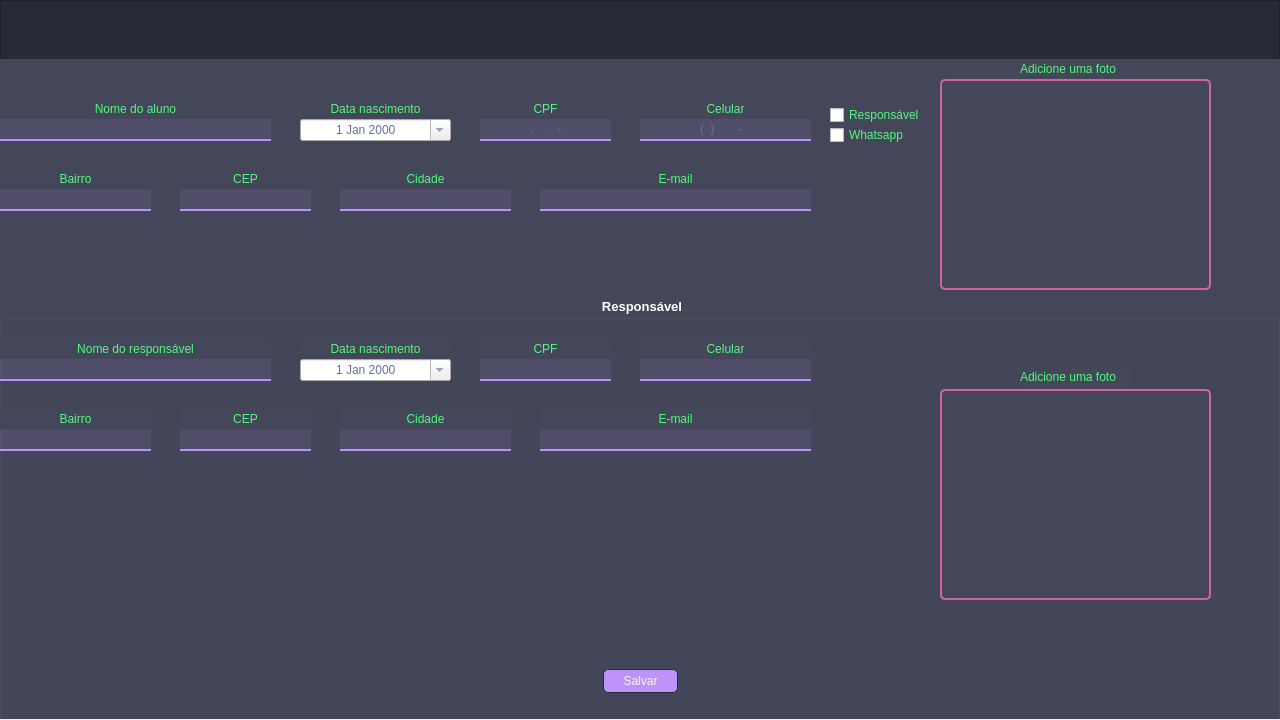
Above: src/ui/aluno.ui from Vi-n1/VGymSystem before the change. Below: the same form after it.
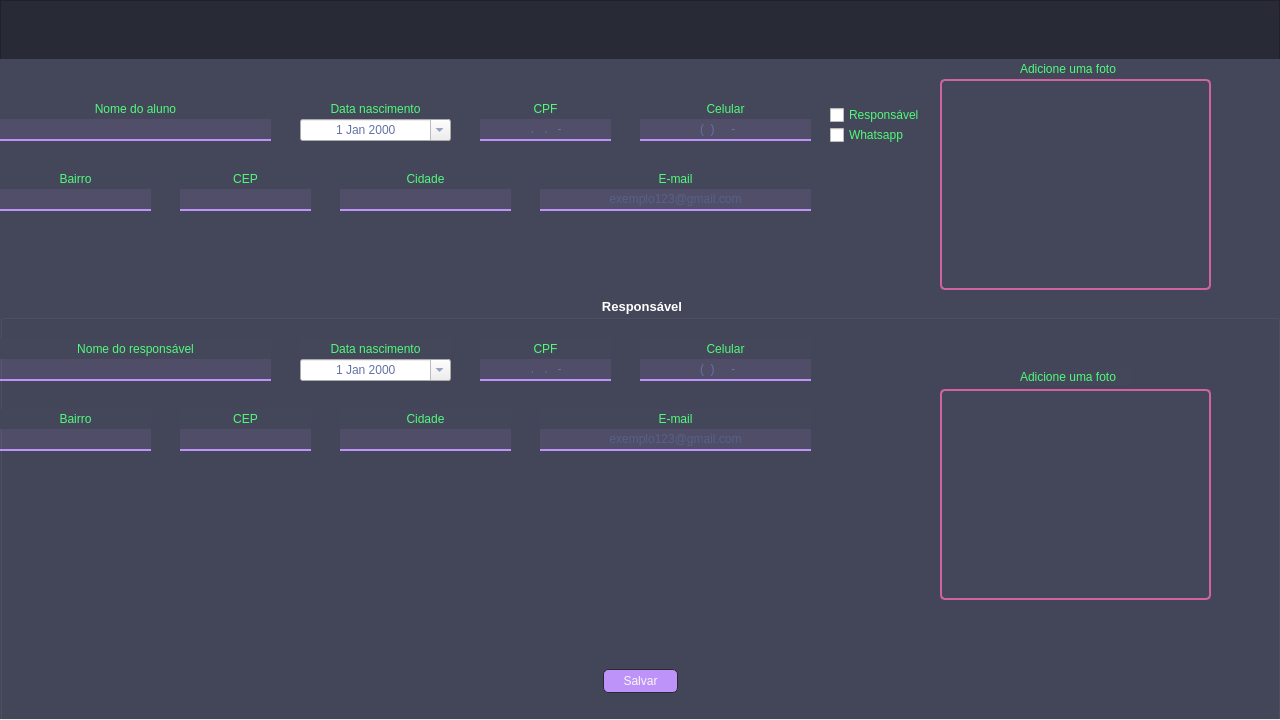
That is the form after the change. The open tabs and pages were chosen to show the change. Icons and pictures are not drawn.

Commit message: novas funcionalidades no banco de dados e na janela aluno

The edit to the form file:
```diff
--- a/src/ui/aluno.ui
+++ b/src/ui/aluno.ui
@@ -517,7 +517,7 @@
         </rect>
        </property>
        <property name="inputMask">
-        <string>(99)9999999-99</string>
+        <string>(99)99999-9999</string>
        </property>
        <property name="text">
         <string notr="true">()-</string>
@@ -716,6 +716,9 @@
        <property name="alignment">
         <set>Qt::AlignCenter</set>
        </property>
+       <property name="placeholderText">
+        <string>exemplo123@gmail.com</string>
+       </property>
       </widget>
       <widget class="QGroupBox" name="groupBox">
        <property name="geometry">
@@ -923,6 +926,12 @@
           <height>22</height>
          </rect>
         </property>
+        <property name="inputMethodHints">
+         <set>Qt::ImhNone</set>
+        </property>
+        <property name="inputMask">
+         <string>999.999.999-99</string>
+        </property>
         <property name="alignment">
          <set>Qt::AlignCenter</set>
         </property>
@@ -939,6 +948,9 @@
           <height>22</height>
          </rect>
         </property>
+        <property name="inputMask">
+         <string>(99)99999-9999</string>
+        </property>
         <property name="alignment">
          <set>Qt::AlignCenter</set>
         </property>
@@ -1022,6 +1034,9 @@
         <property name="alignment">
          <set>Qt::AlignCenter</set>
         </property>
+        <property name="placeholderText">
+         <string>exemplo123@gmail.com</string>
+        </property>
        </widget>
        <widget class="QLabel" name="l_foto_responsavel">
         <property name="geometry">
```
Left out of the diff: 9 changed lines with no effect on the pictures. The commit also changes 6 other files.
